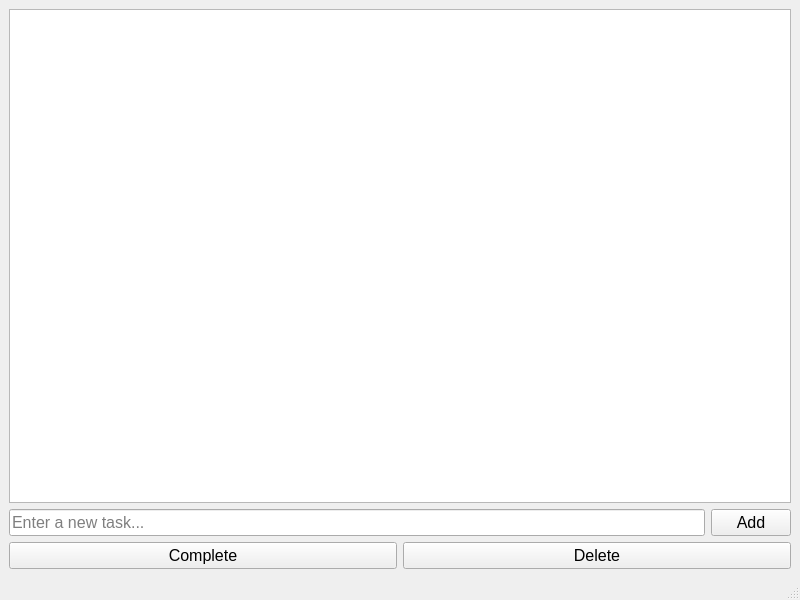
ionrass/ExcercisesGR2, file mainwindow.ui: the form before one commit.
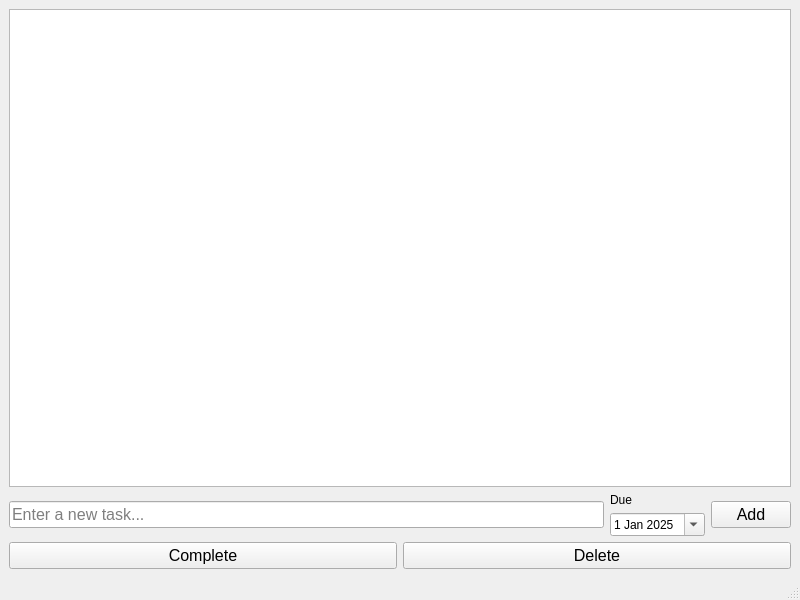
The form after the commit.

Diff of the .ui file:
```diff
--- a/mainwindow.ui
+++ b/mainwindow.ui
@@ -38,6 +38,32 @@
         </property>
        </widget>
       </item>
+            <!-- Due date input: user picks a date for the todo -->
+            <item>
+             <layout class="QVBoxLayout" name="dueLayout">
+                <item>
+                 <widget class="QLabel" name="dueLabel">
+                    <property name="text">
+                     <string>Due</string>
+                    </property>
+                 </widget>
+                </item>
+                <item>
+                 <widget class="QDateEdit" name="dueDateEdit">
+                    <property name="calendarPopup">
+                     <bool>true</bool>
+                    </property>
+                    <property name="date">
+                     <date>
+                        <year>2025</year>
+                        <month>1</month>
+                        <day>1</day>
+                     </date>
+                    </property>
+                 </widget>
+                </item>
+             </layout>
+            </item>
       <item>
        <widget class="QPushButton" name="addButton">
         <property name="font">
```
Lines whose indentation alone changed are shown as unchanged.
